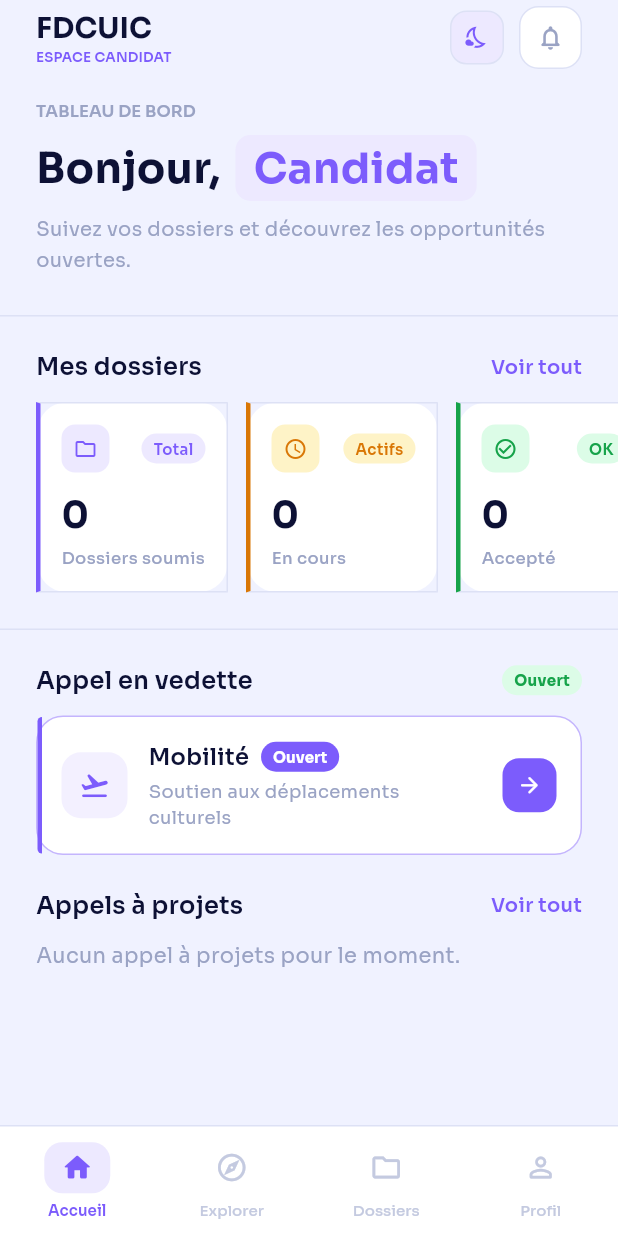
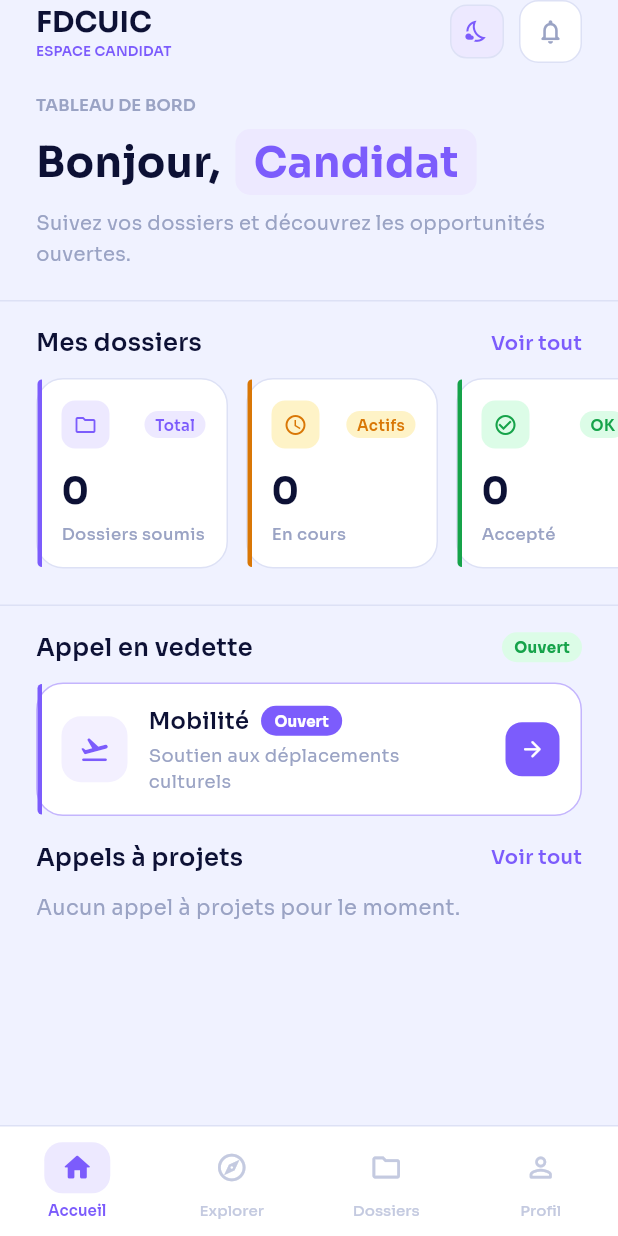
Before and after one commit to Fasha18/fdcuic-backend, a Flutter app: the HomeScreen screen opened by its route, on a phone screen of 412 x 824 dp. Run offline on Flutter 3.47's test engine with Material 3 defaults, Android fonts, the phone set to English and light mode, and no system bars; our stand-ins replace dio, file_picker, flutter_riverpod, flutter_secure_storage, go_router, google_fonts and 1 more; accounts and stored records are empty; network calls fail.

Commit message:
fix(flutter): Corrections UI (bordure Stack, contenu interne des cartes et espacements Hero)

```diff
--- a/flutter_application_1/lib/screens/home/home_screen.dart
+++ b/flutter_application_1/lib/screens/home/home_screen.dart
@@ -165,7 +165,7 @@ class _HomeDashboardContentState extends State<_HomeDashboardContent> {
 
         // ── 3.1 HEADER ───────────────────────
         Padding(
-          padding: const EdgeInsets.fromLTRB(24, 4, 24, 20),
+          padding: const EdgeInsets.fromLTRB(24, 0, 24, 12),
           child: Row(
             children: [
               Column(
@@ -257,7 +257,7 @@ class _HomeDashboardContentState extends State<_HomeDashboardContent> {
               children: [
                 // ── 3.2 HERO GREETING ─────────────
                 Container(
-                  padding: const EdgeInsets.fromLTRB(24, 0, 24, 26),
+                  padding: const EdgeInsets.fromLTRB(24, 8, 24, 20),
                   decoration: BoxDecoration(
                     color: c.bgHeader,
                     border: Border(bottom: BorderSide(color: c.borderMain, width: 1)),
@@ -319,7 +319,7 @@ class _HomeDashboardContentState extends State<_HomeDashboardContent> {
                   ),
                 ),
 
-                const SizedBox(height: 22),
+                const SizedBox(height: 16),
 
                 // ── SECTION: MES DOSSIERS ─────────
                 _SectionHeader(title: "Mes dossiers", actionText: "Voir tout", onTap: () => widget.onNavigateToTab(2), c: c),
@@ -367,7 +367,7 @@ class _HomeDashboardContentState extends State<_HomeDashboardContent> {
 
                 const SizedBox(height: 24),
                 Divider(color: c.borderMain, thickness: 1, height: 1),
-                const SizedBox(height: 22),
+                const SizedBox(height: 16),
 
                 // ── SECTION: APPEL EN VEDETTE ─────
                 Padding(
@@ -420,7 +420,7 @@ class _HomeDashboardContentState extends State<_HomeDashboardContent> {
                   },
                 ),
 
-                const SizedBox(height: 22),
+                const SizedBox(height: 16),
 
                 // ── SECTION: APPELS À PROJETS ─────
                 _SectionHeader(title: "Appels à projets", actionText: "Voir tout", onTap: () => widget.onNavigateToTab(1), c: c),
@@ -510,14 +510,22 @@ class DossierStatCard extends StatelessWidget {
       decoration: BoxDecoration(
         color: c.bgCard,
         borderRadius: BorderRadius.circular(18),
-        border: Border(
-          left: BorderSide(color: accentColor, width: 3),
-          top: BorderSide(color: c.borderMain, width: 1),
-          right: BorderSide(color: c.borderMain, width: 1),
-          bottom: BorderSide(color: c.borderMain, width: 1),
+        border: Border.all(color: c.borderMain, width: 1),
+      ),
+      child: Stack(
+        children: [
+          Positioned(
+            left: 0, top: 0, bottom: 0,
+            child: Container(
+              width: 3,
+              decoration: BoxDecoration(
+                color: accentColor,
+                borderRadius: const BorderRadius.only(topLeft: Radius.circular(17), bottomLeft: Radius.circular(17)),
               ),
             ),
-      padding: const EdgeInsets.all(14),
+          ),
+          Padding(
+            padding: const EdgeInsets.fromLTRB(16, 14, 14, 14),
             child: Column(
               crossAxisAlignment: CrossAxisAlignment.start,
               children: [
@@ -530,7 +538,7 @@ class DossierStatCard extends StatelessWidget {
                       child: Icon(icon, color: accentColor, size: 16),
                     ),
                     Container(
-                padding: const EdgeInsets.symmetric(horizontal: 8, vertical: 3),
+                      padding: const EdgeInsets.symmetric(horizontal: 7, vertical: 2),
                       decoration: BoxDecoration(color: iconBg, borderRadius: BorderRadius.circular(20)),
                       child: Text(badge, style: GoogleFonts.sora(fontSize: 10, fontWeight: FontWeight.w600, color: accentColor)),
                     ),
@@ -545,6 +553,9 @@ class DossierStatCard extends StatelessWidget {
                 Text(
                   label,
                   style: GoogleFonts.sora(fontSize: 11, color: c.txtSecondary, fontWeight: FontWeight.w500),
+                ),
+              ],
+            ),
           ),
         ],
       ),
@@ -583,12 +594,12 @@ class FeaturedAppelCard extends StatelessWidget {
                 width: 3,
                 decoration: BoxDecoration(
                   color: c.accentPurple,
-                  borderRadius: const BorderRadius.only(topLeft: Radius.circular(18), bottomLeft: Radius.circular(18)),
+                  borderRadius: const BorderRadius.only(topLeft: Radius.circular(17), bottomLeft: Radius.circular(17)),
                 ),
               ),
             ),
             Padding(
-              padding: const EdgeInsets.all(16),
+              padding: const EdgeInsets.fromLTRB(16, 14, 14, 14),
               child: Row(
                 children: [
                   Container(
@@ -606,7 +617,7 @@ class FeaturedAppelCard extends StatelessWidget {
                             Text("Mobilité", style: GoogleFonts.sora(fontSize: 15, fontWeight: FontWeight.w600, color: c.txtPrimary)),
                             const SizedBox(width: 8),
                             Container(
-                              padding: const EdgeInsets.symmetric(horizontal: 8, vertical: 3),
+                              padding: const EdgeInsets.symmetric(horizontal: 9, vertical: 3),
                               decoration: BoxDecoration(color: c.accentPurple, borderRadius: BorderRadius.circular(20)),
                               child: Text(
                                 "Ouvert",
@@ -677,15 +688,24 @@ class AppelCardUI extends StatelessWidget {
       decoration: BoxDecoration(
         color: c.bgCard,
         borderRadius: BorderRadius.circular(18),
-        border: Border(
-          left: BorderSide(color: catColor, width: 3),
-          top: BorderSide(color: c.borderMain, width: 1),
-          right: BorderSide(color: c.borderMain, width: 1),
-          bottom: BorderSide(color: c.borderMain, width: 1),
+        border: Border.all(color: c.borderMain, width: 1),
+      ),
+      child: Stack(
+        children: [
+          Positioned(
+            left: 0, top: 0, bottom: 0,
+            child: Container(
+              width: 3,
+              decoration: BoxDecoration(
+                color: catColor,
+                borderRadius: const BorderRadius.only(topLeft: Radius.circular(17), bottomLeft: Radius.circular(17)),
               ),
             ),
-      padding: const EdgeInsets.all(14),
+          ),
+          Padding(
+            padding: const EdgeInsets.fromLTRB(16, 14, 14, 14),
             child: Row(
+              crossAxisAlignment: CrossAxisAlignment.center,
               children: [
                 Container(
                   width: 40, height: 40,
@@ -698,18 +718,19 @@ class AppelCardUI extends StatelessWidget {
                     crossAxisAlignment: CrossAxisAlignment.start,
                     children: [
                       Row(
+                        crossAxisAlignment: CrossAxisAlignment.start,
                         children: [
                           Expanded(
                             child: Text(
                               appel.titre,
-                        style: GoogleFonts.sora(fontSize: 13, fontWeight: FontWeight.w600, color: c.txtPrimary),
+                              style: GoogleFonts.sora(fontSize: 13, fontWeight: FontWeight.w600, color: c.txtPrimary, height: 1.35),
                               maxLines: 2,
                               overflow: TextOverflow.ellipsis,
                             ),
                           ),
                           const SizedBox(width: 8),
                           Container(
-                      padding: const EdgeInsets.symmetric(horizontal: 6, vertical: 3),
+                            padding: const EdgeInsets.symmetric(horizontal: 9, vertical: 3),
                             decoration: BoxDecoration(
                               color: isOpen ? const Color(0xFFDCFCE7) : const Color(0xFFFEF9C3),
                               borderRadius: BorderRadius.circular(20),
@@ -746,6 +767,9 @@ class AppelCardUI extends StatelessWidget {
                 ),
                 const SizedBox(width: 8),
                 Icon(Icons.chevron_right_rounded, color: c.borderMain, size: 18),
+              ],
+            ),
+          ),
         ],
       ),
     );
```
Lines whose indentation alone changed are shown as unchanged.
